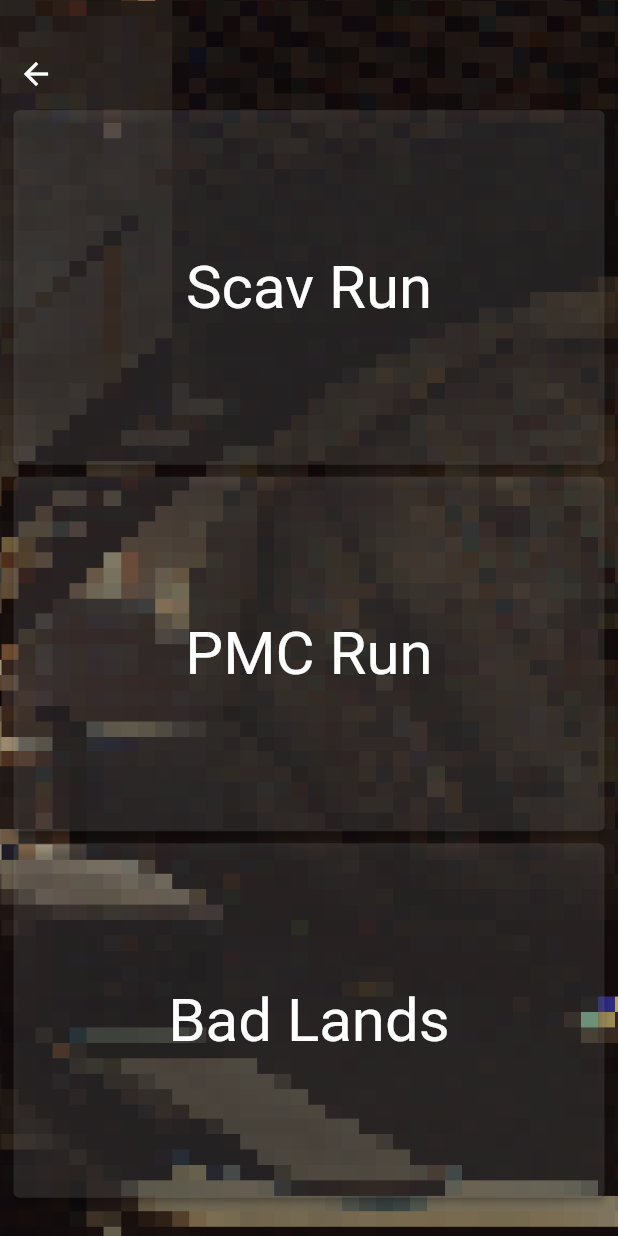
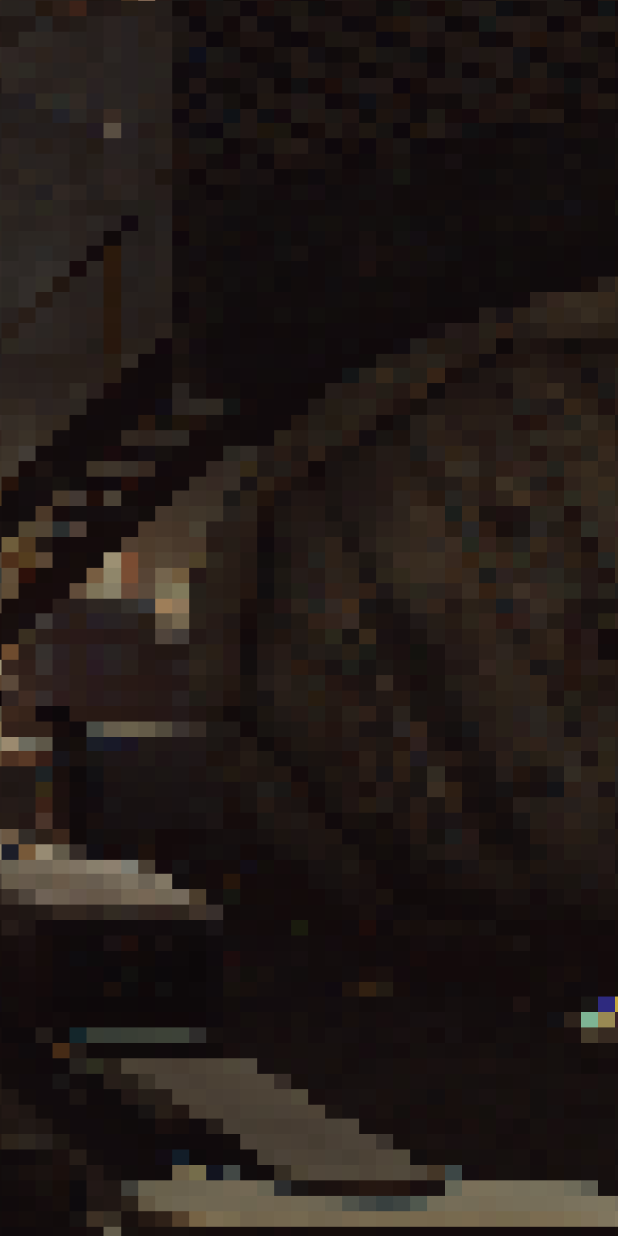
Before and after one commit to adipoluri/Pixelov, a Flutter app: the screen it shows after launch, after a tap on "Inventory", on a phone screen of 412 x 824 dp. Run offline on Flutter 3.47's test engine with Material 2 defaults, Android fonts, the phone set to English and light mode, and no system bars; Roboto replaces fonts that are missing (Minecraft).

Commit message:
added new widgets for new pages

```diff
--- a/lib/main.dart
+++ b/lib/main.dart
@@ -1,6 +1,6 @@
 import 'package:flutter/material.dart';
-import 'package:pixelov/widgets/MainMenu.dart';
-import 'package:pixelov/widgets/raidScreen/raidSelectorScreen.dart';
+import 'package:pixelov/widgets/mainMenuScreen/MainMenu.dart';
+import 'package:flutter/services.dart';
 
 void main() {
   runApp(MyApp());
@@ -9,6 +9,11 @@ void main() {
 class MyApp extends StatelessWidget {
   @override
   Widget build(BuildContext context) {
+    SystemChrome.setPreferredOrientations([
+      DeviceOrientation.portraitUp,
+      DeviceOrientation.portraitDown,
+    ]);
+
     return MaterialApp(
       home: MainMenu(),
     );
--- /dev/null
+++ b/lib/widgets/inventoryScreen/InventoryScreen.dart
@@ -0,0 +1,17 @@
+import 'package:flutter/material.dart';
+
+class InventorySCreen extends StatelessWidget {
+  @override
+  Widget build(BuildContext context) {
+    return Scaffold(
+      body: Container(
+        decoration: BoxDecoration(
+          image: DecorationImage(
+            image: AssetImage("assets/images/raid.png"),
+            fit: BoxFit.cover,
+          ),
+        ),
+      ),
+    );
+  }
+}
--- a/lib/widgets/MainMenu.dart
+++ b/lib/widgets/mainMenuScreen/MainMenu.dart
@@ -1,20 +1,26 @@
 import 'package:flutter/material.dart ';
-import 'package:pixelov/widgets/raidScreen/raidSelectorScreen.dart';
+import 'package:pixelov/widgets/hideoutScreen/hideoutScreen.dart';
+import 'package:pixelov/widgets/infoScreen/infoScreen.dart';
+import 'package:pixelov/widgets/inventoryScreen/inventoryScreen.dart';
+import 'package:pixelov/widgets/marketScreen/marketScreen.dart';
+import 'package:pixelov/widgets/raidScreen/RaidSelectorScreen.dart';
+import 'package:pixelov/widgets/settingsScreen/settingsScreen.dart';
 
 class MainMenu extends StatelessWidget {
   @override
   Widget build(BuildContext context) {
     double width = MediaQuery.of(context).size.width - 120;
+    double height = MediaQuery.of(context).size.height / 3 + 20;
 
     return Container(
       decoration: BoxDecoration(
         image: DecorationImage(
           image: AssetImage("assets/images/title.png"),
-          fit: BoxFit.cover,
+          fit: BoxFit.fill,
         ),
       ),
       child: Padding(
-        padding: const EdgeInsets.fromLTRB(0, 200, 0, 20),
+        padding: EdgeInsets.fromLTRB(0, height, 0, 20),
         child: Column(
           mainAxisAlignment: MainAxisAlignment.spaceAround,
           children: [
@@ -22,8 +28,33 @@ class MainMenu extends StatelessWidget {
               runSpacing: 16,
               children: [
                 dirButton(context, 'Raid', width, RaidSelectorScreen()),
-                dirButton(context, 'Inventory', width, RaidSelectorScreen()),
-                dirButton(context, 'Market', width, RaidSelectorScreen()),
+                dirButton(context, 'Inventory', width, InventorySCreen()),
+                dirButton(context, 'Market', width, MarketScreen()),
+                dirButton(context, 'Hideout', width, HideoutScreen())
+              ],
+            ),
+            Row(
+              mainAxisAlignment: MainAxisAlignment.spaceAround,
+              children: [
+                FloatingActionButton(
+                  child: Icon(Icons.info),
+                  backgroundColor: Colors.black,
+                  foregroundColor: Colors.white,
+                  onPressed: () {
+                    Navigator.push(context, transitionRoute(InfoScreen()));
+                  },
+                ),
+                FloatingActionButton(
+                  child: Icon(Icons.settings),
+                  backgroundColor: Colors.black,
+                  foregroundColor: Colors.white,
+                  onPressed: () {
+                    Navigator.push(
+                        context,
+                        MaterialPageRoute(
+                            builder: (context) => SettingsScreen()));
+                  },
+                ),
               ],
             ),
           ],
@@ -40,7 +71,7 @@ class MainMenu extends StatelessWidget {
       },
       style: ElevatedButton.styleFrom(
         primary: Color(0x1AFFFFFF), // background
-        onPrimary: Color(0xFFFFFFFF), // foreground
+        onPrimary: Color(0xFFB6A26A), // foreground
       ),
       child: Container(
         width: width,
@@ -48,7 +79,7 @@ class MainMenu extends StatelessWidget {
           mainAxisAlignment: MainAxisAlignment.center,
           children: [
             Padding(
-              padding: const EdgeInsets.fromLTRB(0, 20, 0, 20),
+              padding: const EdgeInsets.fromLTRB(0, 15, 0, 15),
               child: Column(
                 crossAxisAlignment: CrossAxisAlignment.center,
                 children: [
@@ -58,7 +89,7 @@ class MainMenu extends StatelessWidget {
                       fontWeight: FontWeight.normal,
                       decoration: TextDecoration.none,
                       fontFamily: 'Minecraft',
-                      color: Colors.white,
+                      color: Color(0xFFE9E8D3),
                       fontSize: 40,
                     ),
                   ),
--- a/lib/widgets/raidScreen/raidSelectorScreen.dart
+++ b/lib/widgets/raidScreen/raidSelectorScreen.dart
@@ -39,19 +39,17 @@ class RaidSelectorScreen extends StatelessWidget {
                     "Scav Run",
                     width,
                     height,
+                    'assets/images/scavbutton.png',
                   ),
                   raidButton(
                     context,
                     "PMC Run",
                     width,
                     height,
+                    'assets/images/raidbutton.png',
                   ),
-                  raidButton(
-                    context,
-                    "Bad Lands",
-                    width,
-                    height,
-                  ),
+                  raidButton(context, "Bad Lands", width, height,
+                      'assets/images/badlandsbutton.png'),
                 ],
               )
             ],
@@ -61,8 +59,8 @@ class RaidSelectorScreen extends StatelessWidget {
     );
   }
 
-  ElevatedButton raidButton(
-      BuildContext context, String title, double width, double height) {
+  ElevatedButton raidButton(BuildContext context, String title, double width,
+      double height, String path) {
     return ElevatedButton(
       onPressed: () {
         //Navigator.push(context, transitionRoute(widget));
@@ -73,6 +71,14 @@ class RaidSelectorScreen extends StatelessWidget {
       ),
       child: Container(
         width: width,
+        decoration: BoxDecoration(
+          image: DecorationImage(
+            colorFilter: new ColorFilter.mode(
+                Colors.black.withOpacity(0.2), BlendMode.dstATop),
+            image: AssetImage(path),
+            fit: BoxFit.cover,
+          ),
+        ),
         child: Row(
           mainAxisAlignment: MainAxisAlignment.center,
           children: [
```
Also changed, not shown: lib/widgets/hideoutScreen/HideoutScreen.dart (added, +17 -0 lines), lib/widgets/infoScreen/InfoScreen.dart (added, +17 -0 lines), lib/widgets/marketScreen/MarketScreen.dart (added, +17 -0 lines), lib/widgets/settingsScreen/SettingsScreen.dart (added, +17 -0 lines), pubspec.yaml (+3 -38 lines), assets/images/badlandsbutton.PNG (added), assets/images/raidbutton.PNG (added), assets/images/scavbutton.PNG (added), pubspec.lock.
